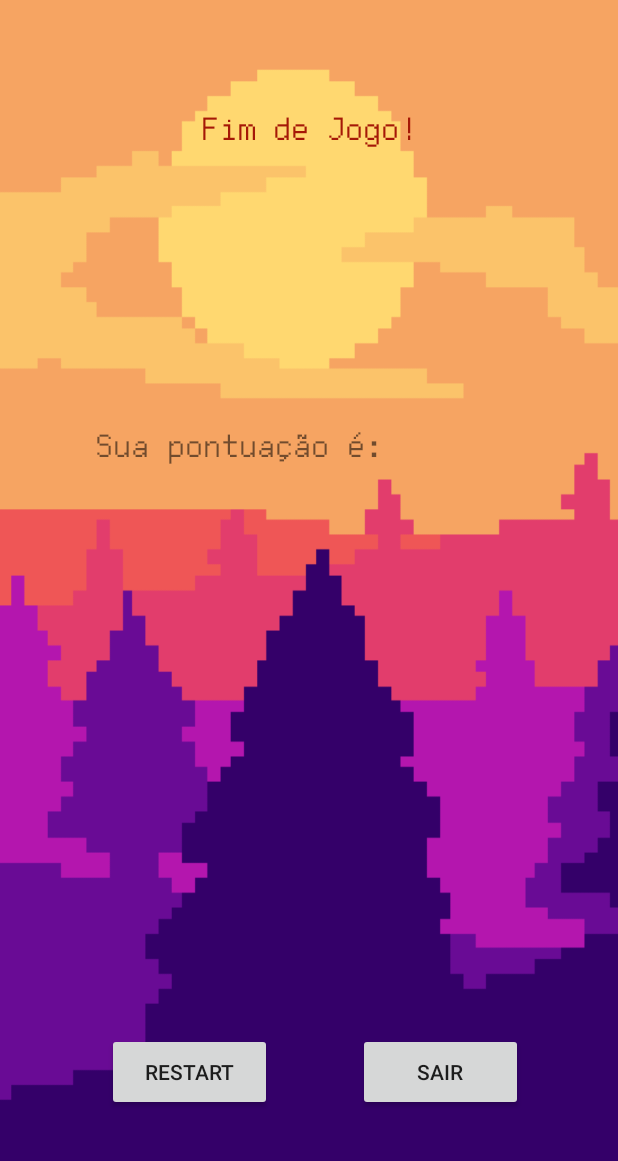
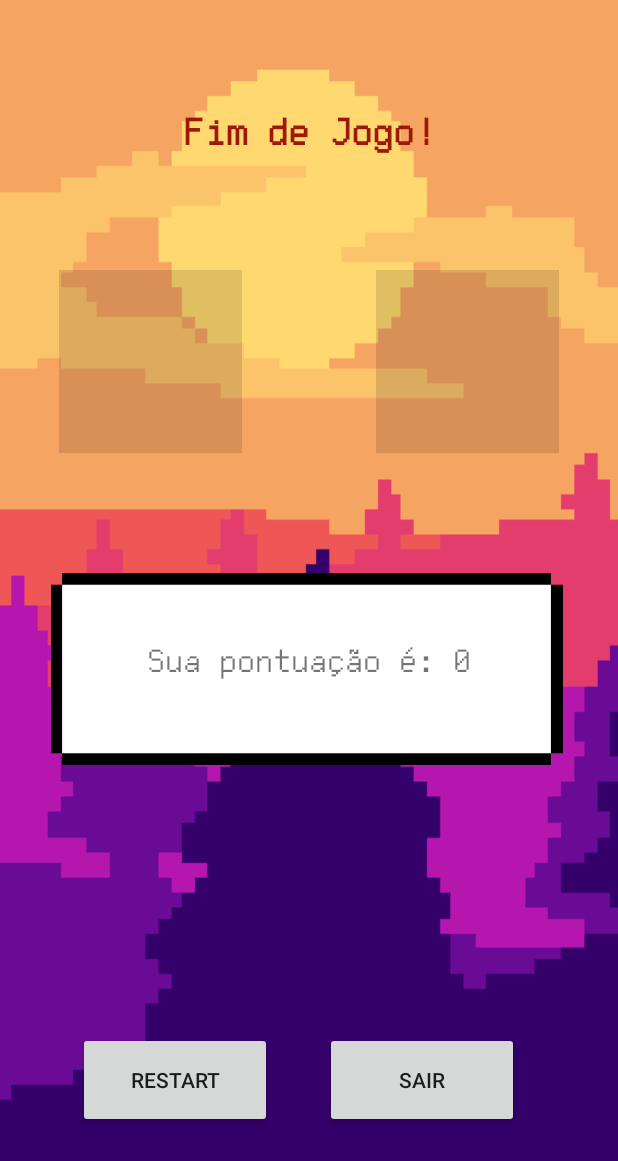
Before and after one commit to luizhenrique07/JokenpoAndroid, an Android app: the GameOverActivity screen opened directly, with no data from a screen before it, on a phone screen of 412 x 824 dp. Shown: the top 1161 px of the screen. Run offline under Robolectric (Android 15) with nearby library versions, the phone set to English and light mode, and no system bars.

Commit message:
feat: passing values to game over activity

```diff
--- a/app/build.gradle
+++ b/app/build.gradle
@@ -5,6 +5,9 @@ apply plugin: 'kotlin-android'
 apply plugin: 'kotlin-android-extensions'
 
 android {
+    androidExtensions {
+        experimental = true
+    }
     compileSdkVersion 28
     defaultConfig {
         applicationId "com.luiz.jokenpo"
--- a/app/src/main/java/main/gameOver/GameOverActivity.kt
+++ b/app/src/main/java/main/gameOver/GameOverActivity.kt
@@ -1,17 +1,29 @@
 package main.gameOver
 
 import android.content.Intent
+import android.os.Bundle
+import android.util.Log
 import androidx.appcompat.app.AppCompatActivity
-import android.os.Bundle
 import com.luiz.jokenpo.R
 import kotlinx.android.synthetic.main.activity_game_over.*
+import main.models.RockPaperScissors
 import main.play.PlayActivity
 
 class GameOverActivity : AppCompatActivity() {
 
+    var points = 0
+    var computerOption = RockPaperScissors.UNKNOWN
+    var userOption = RockPaperScissors.UNKNOWN
+
     override fun onCreate(savedInstanceState: Bundle?) {
         super.onCreate(savedInstanceState)
         setContentView(R.layout.activity_game_over)
+        Log.d("game", "carregadi")
+
+        useIntentsFromPlayScreen()
+
+        pointsTv.text = getString(R.string.your_points, points)
+
 
         restartEndGameBt.setOnClickListener {
             startActivity(Intent(this, PlayActivity::class.java))
@@ -21,4 +33,10 @@ class GameOverActivity : AppCompatActivity() {
             finish()
         }
     }
+
+    private fun useIntentsFromPlayScreen() {
+        points = intent.getIntExtra("gamePoints", 0)
+        computerOption = RockPaperScissors(intent.getIntExtra("gameComputerOption", -1))
+        userOption = RockPaperScissors(intent.getIntExtra("gameUserOption", -1))
+    }
 }
--- a/app/src/main/java/main/models/RockPaperScissors.kt
+++ b/app/src/main/java/main/models/RockPaperScissors.kt
@@ -1,6 +1,4 @@
 package main.models
-
-import android.R.id
 
 
 enum class RockPaperScissors(val id: Int) {
@@ -8,4 +6,8 @@ enum class RockPaperScissors(val id: Int) {
     PAPER(1),
     SCISSORS(2),
     UNKNOWN(-1);
+
+    companion object {
+        operator fun invoke(id: Int) = RockPaperScissors.values().find { it.id == id } ?: UNKNOWN
+    }
 }
--- a/app/src/main/res/layout/activity_game_over.xml
+++ b/app/src/main/res/layout/activity_game_over.xml
@@ -7,40 +7,68 @@
         android:layout_height="match_parent"
         tools:context="main.gameOver.GameOverActivity">
 
+    <ImageView
+            android:layout_width="122dp"
+            android:layout_height="146dp" app:srcCompat="?attr/actionBarDivider"
+            android:id="@+id/playersChoiceIv2"
+            app:layout_constraintEnd_toStartOf="@+id/playersChoiceIv"
+            android:layout_marginEnd="52dp" app:layout_constraintStart_toStartOf="@+id/textView"
+            android:layout_marginTop="44dp"
+            app:layout_constraintTop_toBottomOf="@+id/textView" app:layout_constraintHorizontal_bias="0.0"/>
     <TextView
             android:text="@string/end_game"
             android:fontFamily="@font/pixel_font"
-            android:textColor="#A51807"
-            android:layout_width="338dp"
-            android:layout_height="95dp"
+            android:textColor="#9E1808"
+            android:layout_width="333dp"
+            android:layout_height="52dp"
             android:id="@+id/textView" app:layout_constraintEnd_toEndOf="parent" android:layout_marginEnd="8dp"
             app:layout_constraintStart_toStartOf="parent" android:layout_marginStart="8dp"
-            android:layout_marginTop="72dp" app:layout_constraintTop_toTopOf="parent" android:textSize="24sp"
-            android:textAlignment="center"/>
+            android:layout_marginTop="72dp" app:layout_constraintTop_toTopOf="parent" android:textSize="28sp"
+            android:textAlignment="center" android:textStyle="bold"/>
+    <ImageView
+            android:layout_width="122dp"
+            android:layout_height="146dp" app:srcCompat="?attr/actionBarDivider"
+            android:id="@+id/playersChoiceIv"
+            app:layout_constraintEnd_toEndOf="@+id/textView"
+            app:layout_constraintTop_toTopOf="@+id/playersChoiceIv2"/>
+
+
     <TextView
             android:text="@string/your_points"
             android:fontFamily="@font/pixel_font"
-            android:layout_width="285dp"
-            android:layout_height="105dp"
-            android:id="@+id/textView2"
-            app:layout_constraintTop_toBottomOf="@+id/textView" app:layout_constraintEnd_toEndOf="@+id/textView"
-            app:layout_constraintStart_toStartOf="@+id/textView" android:layout_marginTop="116dp"
-            app:layout_constraintHorizontal_bias="0.498" android:textAlignment="viewStart" android:textSize="24sp"/>
+            android:layout_width="301dp"
+            android:layout_height="39dp"
+            android:id="@+id/pointsTv"
+            android:textAlignment="center" android:textSize="24sp"
+            android:translationZ="1px"
+            android:layout_marginStart="8dp"
+            app:layout_constraintStart_toStartOf="@+id/playersChoiceIv2" android:layout_marginEnd="8dp"
+            app:layout_constraintEnd_toEndOf="@+id/playersChoiceIv"
+            app:layout_constraintTop_toTopOf="@+id/imageView2"
+            app:layout_constraintBottom_toBottomOf="@+id/imageView2"/>
     <Button
             android:text="@string/exit"
-            android:layout_width="110dp"
-            android:layout_height="52dp"
-            android:id="@+id/exitEndGameBt" app:layout_constraintEnd_toEndOf="@+id/textView2"
+            android:layout_width="129dp"
+            android:layout_height="64dp"
+            android:id="@+id/exitEndGameBt"
             app:layout_constraintTop_toTopOf="@+id/restartEndGameBt" android:layout_marginBottom="8dp"
-            app:layout_constraintBottom_toBottomOf="parent" app:layout_constraintVertical_bias="0.0"/>
+            app:layout_constraintBottom_toBottomOf="parent" app:layout_constraintVertical_bias="0.0"
+            app:layout_constraintEnd_toEndOf="@+id/imageView2" android:layout_marginEnd="32dp"/>
     <Button
             android:text="@string/restart"
-            android:layout_width="110dp"
-            android:layout_height="52dp"
-            android:id="@+id/restartEndGameBt" app:layout_constraintStart_toStartOf="@+id/textView2"
-            android:layout_marginStart="8dp" app:layout_constraintEnd_toStartOf="@+id/exitEndGameBt"
+            android:layout_width="129dp"
+            android:layout_height="64dp"
+            android:id="@+id/restartEndGameBt"
+            app:layout_constraintEnd_toStartOf="@+id/exitEndGameBt"
             android:layout_marginEnd="8dp" android:layout_marginBottom="72dp"
-            app:layout_constraintBottom_toBottomOf="parent" app:layout_constraintHorizontal_bias="0.0"
-            android:layout_marginTop="8dp" app:layout_constraintTop_toBottomOf="@+id/textView2"
-            app:layout_constraintVertical_bias="0.962"/>
+            app:layout_constraintBottom_toBottomOf="parent"
+            app:layout_constraintStart_toStartOf="@+id/imageView2" android:layout_marginStart="8dp"
+            app:layout_constraintHorizontal_bias="0.32"/>
+    <ImageView
+            android:layout_width="347dp"
+            android:layout_height="128dp" app:srcCompat="@drawable/pixel_box"
+            android:id="@+id/imageView2"
+            app:layout_constraintEnd_toEndOf="@+id/pointsTv"
+            app:layout_constraintStart_toStartOf="@+id/pointsTv" app:layout_constraintHorizontal_bias="0.541"
+            android:layout_marginTop="68dp" app:layout_constraintTop_toBottomOf="@+id/playersChoiceIv2"/>
 </androidx.constraintlayout.widget.ConstraintLayout>
--- a/app/src/main/res/values/strings.xml
+++ b/app/src/main/res/values/strings.xml
@@ -7,6 +7,6 @@
     <string name="you_win">Você Venceu!</string>
     <string name="choose_your_weapon">Escolha sua arma</string>
     <string name="end_game">Fim de Jogo!</string>
-    <string name="your_points">Sua pontuação é:</string>
+    <string name="your_points">Sua pontuação é: %1$d</string>
     <string name="restart">Restart</string>
 </resources>
--- a/build.gradle
+++ b/build.gradle
@@ -8,7 +8,7 @@ buildscript {
 
     }
     dependencies {
-        classpath 'com.android.tools.build:gradle:3.4.1'
+        classpath 'com.android.tools.build:gradle:3.4.2'
         classpath "org.jetbrains.kotlin:kotlin-gradle-plugin:$kotlin_version"
         // NOTE: Do not place your application dependencies here; they belong
         // in the individual module build.gradle files
```
Also changed, not shown: app/src/main/java/main/models/Game.kt (+20 -4 lines), app/src/main/java/main/play/PlayActivity.kt (+18 -20 lines), app/src/main/res/drawable-v24/pixel_box.png (added).
